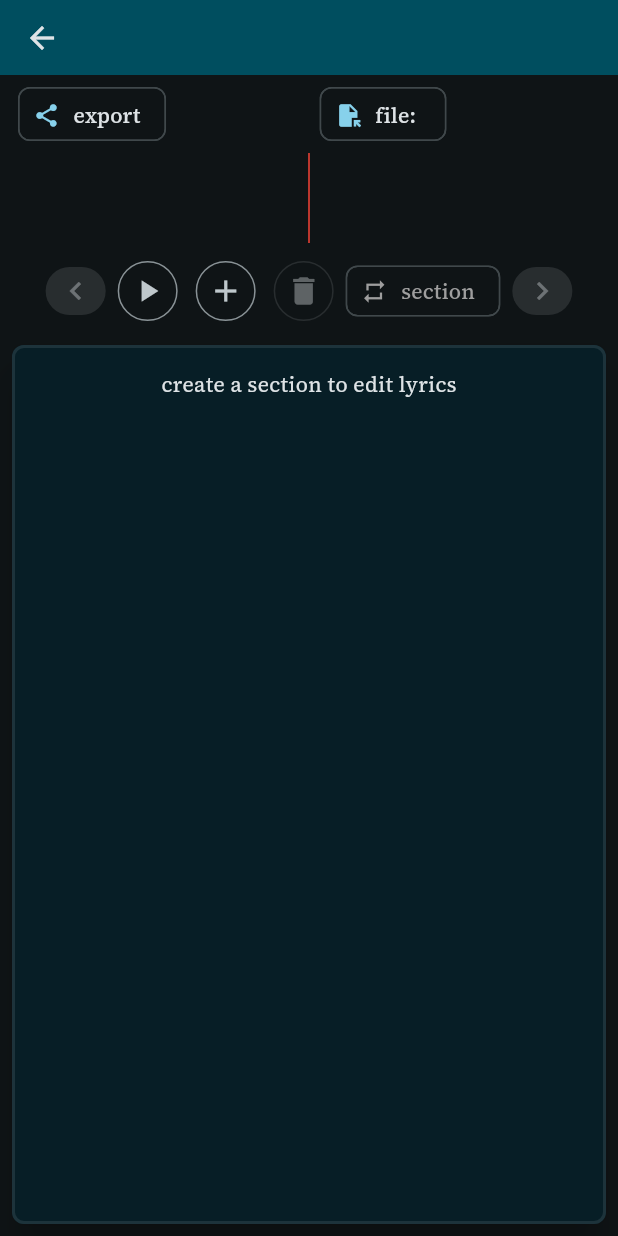
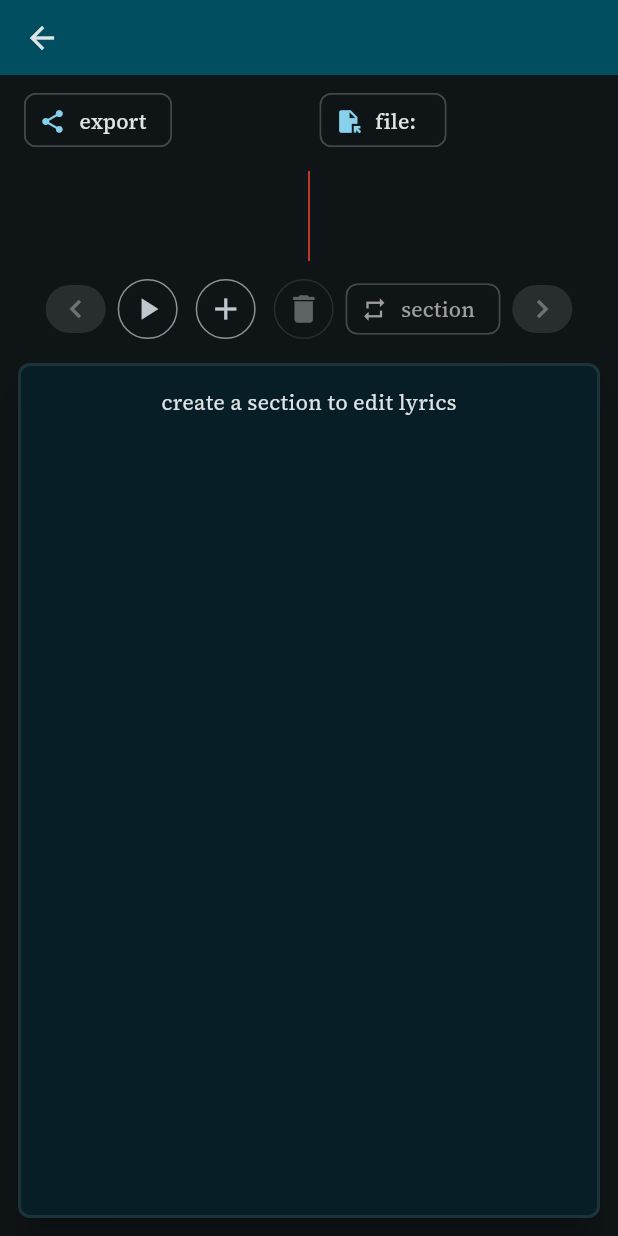
Before and after one commit to rlee2365/colora, a Flutter app: the ProjectEditor screen opened directly with empty values, on a phone screen of 412 x 824 dp. Run offline on Flutter 3.47's test engine with Material 3 defaults, Android fonts, the phone set to English and light mode, and no system bars; our stand-ins replace file_picker, google_fonts, objectbox, permission_handler, share_plus, shared_preferences; missing offline and left inert: audio_waveforms, fuzzywuzzy, keyboard_visibility_pro; accounts and stored records are empty; generated files the repository leaves out were written again; statements that could not run were skipped.

Commit message:
Make editor less claustrophobic

```diff
--- a/lib/project_editor.dart
+++ b/lib/project_editor.dart
@@ -59,7 +59,7 @@ class _ProjectEditorState extends State<ProjectEditor> {
           // actions : Change file
         ),
         body: Padding(
-          padding: const EdgeInsets.all(4.0),
+          padding: const EdgeInsets.all(8.0),
           child: Column(
             crossAxisAlignment: CrossAxisAlignment.start,
             children: [
@@ -108,6 +108,9 @@ class _ProjectEditorState extends State<ProjectEditor> {
                     ),
                   ),
                 ),
+              ),
+              SizedBox(
+                height: 8.0,
               ),
               // Audio waveform
               ChangeNotifierProvider.value(
```
